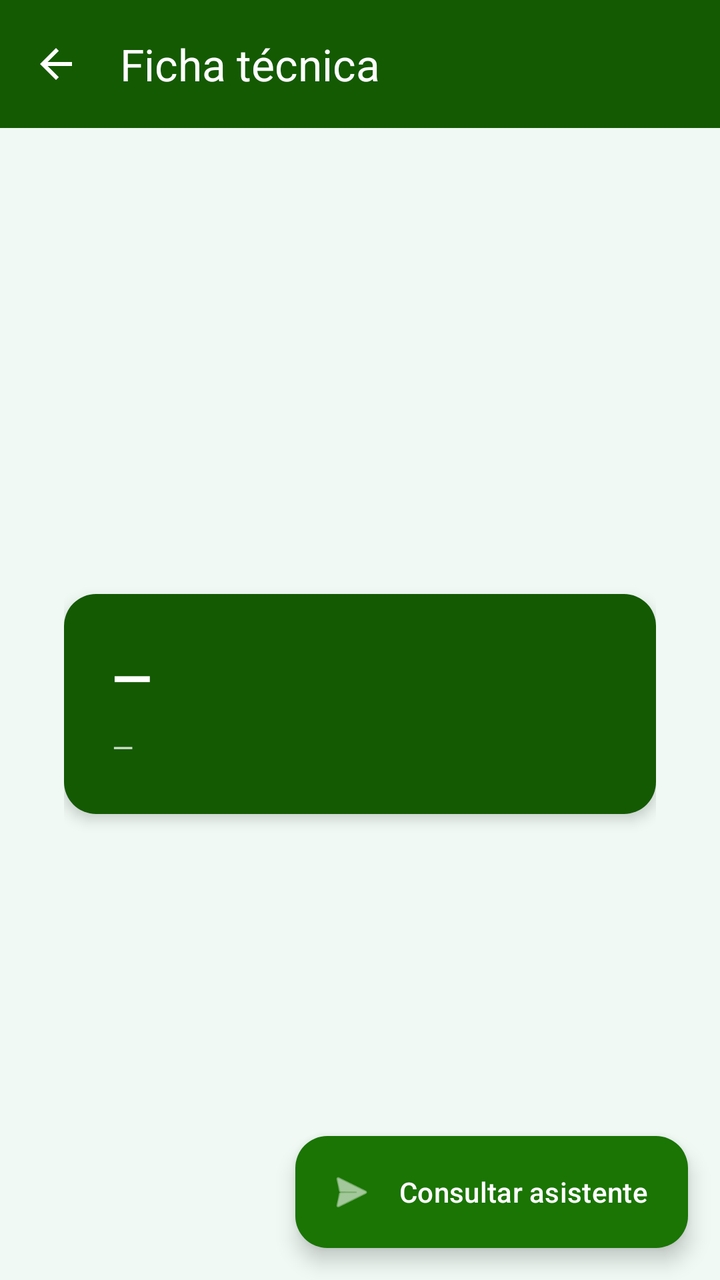
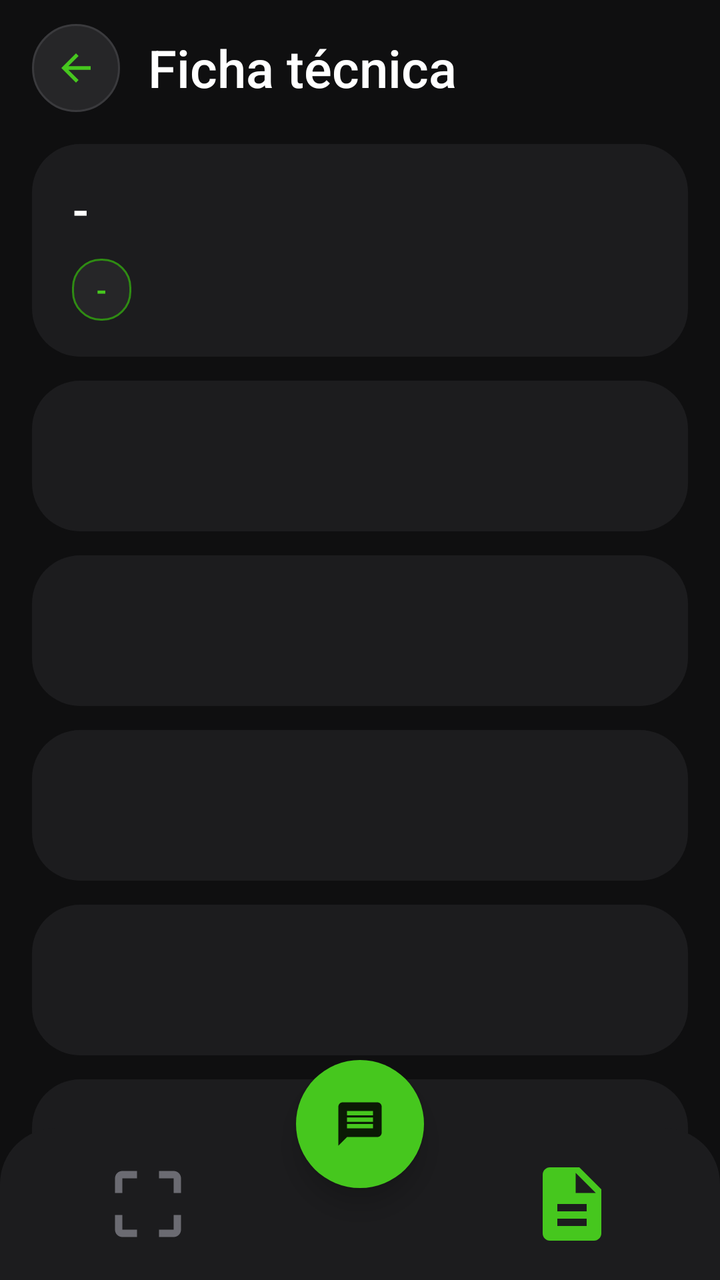

Before-and-after screenshots of an Android layout around one commit, followed by the original layout XML and the change that was made.
<!-- AndroidManifest.xml: application theme Theme.MicrobiologicalDetection -->
<!-- res/layout/activity_equipment_detail.xml -->
<?xml version="1.0" encoding="utf-8"?>
<androidx.coordinatorlayout.widget.CoordinatorLayout
    xmlns:android="http://schemas.android.com/apk/res/android"
    xmlns:app="http://schemas.android.com/apk/res-auto"
    android:layout_width="match_parent"
    android:layout_height="match_parent"
    android:background="@color/green_bg">

    <com.google.android.material.appbar.AppBarLayout
        android:layout_width="match_parent"
        android:layout_height="wrap_content"
        android:background="@color/green_dark"
        app:elevation="4dp">

        <com.google.android.material.appbar.MaterialToolbar
            android:id="@+id/toolbar"
            android:layout_width="match_parent"
            android:layout_height="?attr/actionBarSize"
            android:background="@color/green_dark"
            app:navigationIcon="@drawable/ic_arrow_back"
            app:navigationIconTint="@color/white"
            app:title="@string/equipment_detail_title"
            app:titleTextColor="@color/white" />
    </com.google.android.material.appbar.AppBarLayout>

    <LinearLayout
        android:layout_width="match_parent"
        android:layout_height="match_parent"
        android:gravity="center"
        android:orientation="vertical"
        android:padding="32dp"
        app:layout_behavior="com.google.android.material.appbar.AppBarLayout$ScrollingViewBehavior">

        <androidx.cardview.widget.CardView
            android:layout_width="match_parent"
            android:layout_height="wrap_content"
            app:cardCornerRadius="16dp"
            app:cardElevation="4dp">

            <LinearLayout
                android:layout_width="match_parent"
                android:layout_height="wrap_content"
                android:background="@color/green_dark"
                android:orientation="vertical"
                android:padding="24dp">

                <TextView
                    android:id="@+id/tvEquipmentName"
                    android:layout_width="match_parent"
                    android:layout_height="wrap_content"
                    android:text="—"
                    android:textColor="@color/white"
                    android:textSize="26sp"
                    android:textStyle="bold" />

                <TextView
                    android:id="@+id/tvConfidence"
                    android:layout_width="wrap_content"
                    android:layout_height="wrap_content"
                    android:layout_marginTop="8dp"
                    android:text="—"
                    android:textColor="#CCFFFFFF"
                    android:textSize="14sp" />
            </LinearLayout>
        </androidx.cardview.widget.CardView>

    </LinearLayout>

    <com.google.android.material.floatingactionbutton.ExtendedFloatingActionButton
        android:id="@+id/fabOpenChat"
        android:layout_width="wrap_content"
        android:layout_height="wrap_content"
        android:layout_gravity="bottom|end"
        android:layout_margin="16dp"
        android:text="@string/open_chat"
        android:textColor="@color/white"
        app:backgroundTint="@color/green_primary"
        app:icon="@android:drawable/ic_menu_send"
        app:iconTint="@color/white" />

</androidx.coordinatorlayout.widget.CoordinatorLayout>
<!-- resources referenced by this layout -->
<resources>
  <color name="green_bg">#f0f9f4</color>
  <color name="green_dark">#145a03</color>
  <color name="green_primary">#1a7504</color>
  <style name="Base.Theme.MicrobiologicalDetection" parent="Theme.Material3.DayNight.NoActionBar">
          <item name="colorPrimary">@color/green_primary</item>
          <item name="colorPrimaryContainer">@color/green_dark</item>
          <item name="colorOnPrimary">@color/green_on_primary</item>
          <item name="colorSecondary">@color/green_light</item>
          <item name="android:statusBarColor">@color/green_dark</item>
          <item name="android:navigationBarColor">@color/green_dark</item>
      </style>
  <color name="green_on_primary">#FFFFFF</color>
  <color name="green_light">#22a005</color>
  <!-- unchanged entries left out for length: 5 -->
</resources>

<!-- the commit's change to res/layout/activity_equipment_detail.xml (unified diff, before → after) -->
@@ -1,81 +1,227 @@
 <?xml version="1.0" encoding="utf-8"?>
-<androidx.coordinatorlayout.widget.CoordinatorLayout
-    xmlns:android="http://schemas.android.com/apk/res/android"
+<FrameLayout xmlns:android="http://schemas.android.com/apk/res/android"
     xmlns:app="http://schemas.android.com/apk/res-auto"
     android:layout_width="match_parent"
     android:layout_height="match_parent"
-    android:background="@color/green_bg">
-
-    <com.google.android.material.appbar.AppBarLayout
-        android:layout_width="match_parent"
-        android:layout_height="wrap_content"
-        android:background="@color/green_dark"
-        app:elevation="4dp">
-
-        <com.google.android.material.appbar.MaterialToolbar
-            android:id="@+id/toolbar"
-            android:layout_width="match_parent"
-            android:layout_height="?attr/actionBarSize"
-            android:background="@color/green_dark"
-            app:navigationIcon="@drawable/ic_arrow_back"
-            app:navigationIconTint="@color/white"
-            app:title="@string/equipment_detail_title"
-            app:titleTextColor="@color/white" />
-    </com.google.android.material.appbar.AppBarLayout>
-
-    <LinearLayout
+    android:background="@color/bg">
+
+    <androidx.core.widget.NestedScrollView
+        android:id="@+id/scrollContent"
         android:layout_width="match_parent"
         android:layout_height="match_parent"
-        android:gravity="center"
-        android:orientation="vertical"
-        android:padding="32dp"
-        app:layout_behavior="com.google.android.material.appbar.AppBarLayout$ScrollingViewBehavior">
-
-        <androidx.cardview.widget.CardView
+        android:clipToPadding="false"
+        android:paddingBottom="152dp">
+
+        <LinearLayout
             android:layout_width="match_parent"
             android:layout_height="wrap_content"
-            app:cardCornerRadius="16dp"
-            app:cardElevation="4dp">
-
+            android:orientation="vertical"
+            android:paddingHorizontal="@dimen/screen_padding">
+
+            
+            <LinearLayout
+                android:id="@+id/header"
+                android:layout_width="match_parent"
+                android:layout_height="wrap_content"
+                android:gravity="center_vertical"
+                android:orientation="horizontal"
+                android:paddingVertical="12dp">
+
+                <ImageButton
+                    android:id="@+id/btnBack"
+                    android:layout_width="44dp"
+                    android:layout_height="44dp"
+                    android:background="@drawable/bg_circle_action"
+                    android:contentDescription="@string/back"
+                    android:padding="11dp"
+                    android:scaleType="fitCenter"
+                    android:src="@drawable/ic_arrow_back"
+                    android:tint="@color/accent" />
+
+                <TextView
+                    android:layout_width="0dp"
+                    android:layout_height="wrap_content"
+                    android:layout_marginStart="14dp"
+                    android:layout_weight="1"
+                    android:ellipsize="end"
+                    android:maxLines="1"
+                    android:text="@string/equipment_detail_title"
+                    style="@style/TextScreenTitle" />
+            </LinearLayout>
+
+            
             <LinearLayout
                 android:layout_width="match_parent"
                 android:layout_height="wrap_content"
-                android:background="@color/green_dark"
+                android:layout_marginTop="4dp"
+                android:background="@drawable/bg_card"
                 android:orientation="vertical"
-                android:padding="24dp">
+                android:paddingHorizontal="20dp"
+                android:paddingVertical="18dp">
 
                 <TextView
                     android:id="@+id/tvEquipmentName"
                     android:layout_width="match_parent"
                     android:layout_height="wrap_content"
-                    android:text="—"
-                    android:textColor="@color/white"
-                    android:textSize="26sp"
+                    android:text="-"
+                    android:textColor="@color/text_primary"
+                    android:textSize="@dimen/equipment_name_text"
                     android:textStyle="bold" />
 
-                <TextView
-                    android:id="@+id/tvConfidence"
+                <LinearLayout
                     android:layout_width="wrap_content"
                     android:layout_height="wrap_content"
-                    android:layout_marginTop="8dp"
-                    android:text="—"
-                    android:textColor="#CCFFFFFF"
-                    android:textSize="14sp" />
+                    android:layout_marginTop="10dp"
+                    android:background="@drawable/bg_confidence_chip"
+                    android:gravity="center_vertical"
+                    android:orientation="horizontal"
+                    android:paddingHorizontal="12dp"
+                    android:paddingVertical="6dp">
+
+                    <TextView
+                        android:id="@+id/tvConfidence"
+                        android:layout_width="wrap_content"
+                        android:layout_height="wrap_content"
+                        android:text="-"
+                        android:textColor="@color/accent"
+                        android:textSize="@dimen/equipment_confidence_text"
+                        android:textStyle="bold" />
+                </LinearLayout>
             </LinearLayout>
-        </androidx.cardview.widget.CardView>
-
-    </LinearLayout>
-
-    <com.google.android.material.floatingactionbutton.ExtendedFloatingActionButton
-        android:id="@+id/fabOpenChat"
-        android:layout_width="wrap_content"
+
+            
+            <include
+                android:id="@+id/sectionComponents"
+                layout="@layout/item_datasheet_section" />
+
+            <include
+                android:id="@+id/sectionProcedure"
+                layout="@layout/item_datasheet_section" />
+
+            <include
+                android:id="@+id/sectionPpe"
+                layout="@layout/item_datasheet_section" />
+
+            <include
+                android:id="@+id/sectionRisks"
+                layout="@layout/item_datasheet_section" />
+
+            <include
+                android:id="@+id/sectionPractices"
+                layout="@layout/item_datasheet_section" />
+
+            
+            <LinearLayout
+                android:layout_width="wrap_content"
+                android:layout_height="wrap_content"
+                android:layout_gravity="center_horizontal"
+                android:layout_marginTop="24dp"
+                android:orientation="horizontal">
+
+                <ImageButton
+                    android:id="@+id/btnCopy"
+                    style="@style/CircleAction"
+                    android:layout_marginHorizontal="12dp"
+                    android:contentDescription="@string/copy"
+                    android:src="@drawable/ic_copy"
+                    android:tint="@color/text_primary" />
+
+                <ImageButton
+                    android:id="@+id/btnShare"
+                    style="@style/CircleAction"
+                    android:layout_marginHorizontal="12dp"
+                    android:contentDescription="@string/share"
+                    android:src="@drawable/ic_share"
+                    android:tint="@color/text_primary" />
+
+                <ImageButton
+                    android:id="@+id/btnScanAgain"
+                    style="@style/CircleAction"
+                    android:layout_marginHorizontal="12dp"
+                    android:contentDescription="@string/scan_again"
+                    android:src="@drawable/ic_scan_frame"
+                    android:tint="@color/text_primary" />
+            </LinearLayout>
+
+        </LinearLayout>
+    </androidx.core.widget.NestedScrollView>
+
+    
+    <FrameLayout
+        android:layout_width="match_parent"
         android:layout_height="wrap_content"
-        android:layout_gravity="bottom|end"
-        android:layout_margin="16dp"
-        android:text="@string/open_chat"
-        android:textColor="@color/white"
-        app:backgroundTint="@color/green_primary"
-        app:icon="@android:drawable/ic_menu_send"
-        app:iconTint="@color/white" />
-
-</androidx.coordinatorlayout.widget.CoordinatorLayout>
+        android:layout_gravity="bottom">
+
+        <LinearLayout
+            android:id="@+id/bottomBar"
+            android:layout_width="match_parent"
+            android:layout_height="76dp"
+            android:layout_gravity="bottom"
+            android:background="@drawable/bg_bottom_bar"
+            android:orientation="horizontal"
+            android:paddingHorizontal="12dp">
+
+            <ImageButton
+                android:id="@+id/navScan"
+                style="@style/BottomBarItem"
+                android:contentDescription="@string/nav_scan"
+                android:src="@drawable/ic_scan_frame"
+                android:tint="@color/text_tertiary" />
+
+            <Space
+                android:layout_width="88dp"
+                android:layout_height="match_parent" />
+
+            <ImageButton
+                android:id="@+id/navLastResult"
+                style="@style/BottomBarItem"
+                android:contentDescription="@string/nav_last_result"
+                android:src="@drawable/ic_document"
+                android:tint="@color/accent" />
+        </LinearLayout>
+
+        <com.google.android.material.floatingactionbutton.FloatingActionButton
+            android:id="@+id/fabOpenChat"
+            android:layout_width="64dp"
+            android:layout_height="64dp"
+            android:layout_gravity="bottom|center_horizontal"
+            android:layout_marginBottom="46dp"
+            android:contentDescription="@string/open_chat"
+            android:src="@drawable/ic_chat"
+            app:backgroundTint="@color/accent"
+            app:borderWidth="0dp"
+            app:shapeAppearanceOverlay="@style/ShapeAppearance.Circle"
+            app:elevation="8dp"
+            app:fabCustomSize="64dp"
+            app:maxImageSize="26dp"
+            app:tint="@color/on_accent" />
+    </FrameLayout>
+
+</FrameLayout>
+<!-- res/layout/item_datasheet_section.xml (included above) -->
+<?xml version="1.0" encoding="utf-8"?>
+<LinearLayout xmlns:android="http://schemas.android.com/apk/res/android"
+    android:layout_width="match_parent"
+    android:layout_height="wrap_content"
+    android:layout_marginTop="12dp"
+    android:background="@drawable/bg_card"
+    android:orientation="vertical"
+    android:paddingHorizontal="20dp"
+    android:paddingVertical="16dp">
+
+    <TextView
+        android:id="@+id/tvSectionTitle"
+        android:layout_width="match_parent"
+        android:layout_height="wrap_content"
+        style="@style/SectionTitle" />
+
+    <TextView
+        android:id="@+id/tvSectionBody"
+        android:layout_width="match_parent"
+        android:layout_height="wrap_content"
+        android:layout_marginTop="8dp"
+        android:lineSpacingMultiplier="1.35"
+        android:textColor="@color/text_secondary"
+        android:textSize="14sp" />
+
+</LinearLayout>
<!-- resource entries referenced after the edit -->
@@ -1,18 +1,158 @@
 <!-- resources referenced by this layout -->
 <resources>
-  <color name="green_bg">#f0f9f4</color>
-  <color name="green_dark">#145a03</color>
-  <color name="green_primary">#1a7504</color>
-  <style name="Base.Theme.MicrobiologicalDetection" parent="Theme.Material3.DayNight.NoActionBar">
-          <item name="colorPrimary">@color/green_primary</item>
-          <item name="colorPrimaryContainer">@color/green_dark</item>
-          <item name="colorOnPrimary">@color/green_on_primary</item>
-          <item name="colorSecondary">@color/green_light</item>
-          <item name="android:statusBarColor">@color/green_dark</item>
-          <item name="android:navigationBarColor">@color/green_dark</item>
+  <color name="accent">#46C71E</color>
+  <color name="bg">#0F0F10</color>
+  <color name="on_accent">#0B1A05</color>
+  <color name="text_primary">#FFFFFF</color>
+  <color name="text_secondary">#9A9AA0</color>
+  <color name="text_tertiary">#6B6B72</color>
+  <dimen name="equipment_confidence_text">14sp</dimen>
+  <dimen name="equipment_name_text">22sp</dimen>
+  <dimen name="screen_padding">16dp</dimen>
+  <!-- drawable bg_bottom_bar (drawable) -->
+  <?xml version="1.0" encoding="utf-8"?>
+  <shape xmlns:android="http://schemas.android.com/apk/res/android" android:shape="rectangle">
+      <solid android:color="@color/surface" />
+      <corners android:topLeftRadius="28dp" android:topRightRadius="28dp" />
+  </shape>
+  <!-- drawable bg_card (drawable) -->
+  <?xml version="1.0" encoding="utf-8"?>
+  <shape xmlns:android="http://schemas.android.com/apk/res/android" android:shape="rectangle">
+      <solid android:color="@color/surface" />
+      <corners android:radius="24dp" />
+  </shape>
+  <!-- drawable bg_circle_action (drawable) -->
+  <?xml version="1.0" encoding="utf-8"?>
+  <shape xmlns:android="http://schemas.android.com/apk/res/android" android:shape="oval">
+      <solid android:color="@color/surface_2" />
+      <stroke android:width="1dp" android:color="@color/outline" />
+  </shape>
+  <!-- drawable bg_confidence_chip (drawable) -->
+  <?xml version="1.0" encoding="utf-8"?>
+  <shape xmlns:android="http://schemas.android.com/apk/res/android" android:shape="rectangle">
+      <solid android:color="@color/surface_2" />
+      <corners android:radius="14dp" />
+      <stroke android:width="1dp" android:color="@color/accent_dark" />
+  </shape>
+  <!-- drawable ic_chat (drawable) -->
+  <?xml version="1.0" encoding="utf-8"?>
+  <vector xmlns:android="http://schemas.android.com/apk/res/android"
+      android:width="24dp"
+      android:height="24dp"
+      android:viewportWidth="24"
+      android:viewportHeight="24"
+      android:tint="@color/text_primary">
+      <path
+          android:fillColor="@android:color/white"
+          android:pathData="M20,2H4C2.9,2 2.01,2.9 2.01,4L2,22l4,-4h14c1.1,0 2,-0.9 2,-2V4C22,2.9 21.1,2 20,2zM18,14H6v-2h12V14zM18,11H6V9h12V11zM18,8H6V6h12V8z" />
+  </vector>
+  <!-- drawable ic_copy (drawable) -->
+  <?xml version="1.0" encoding="utf-8"?>
+  <vector xmlns:android="http://schemas.android.com/apk/res/android"
+      android:width="24dp"
+      android:height="24dp"
+      android:viewportWidth="24"
+      android:viewportHeight="24"
+      android:tint="@color/text_primary">
+      <path
+          android:fillColor="@android:color/white"
+          android:pathData="M16,1H4C2.9,1 2,1.9 2,3v14h2V3h12V1zM19,5H8C6.9,5 6,5.9 6,7v14c0,1.1 0.9,2 2,2h11c1.1,0 2,-0.9 2,-2V7C21,5.9 20.1,5 19,5zM19,21H8V7h11V21z" />
+  </vector>
+  <!-- drawable ic_document (drawable) -->
+  <?xml version="1.0" encoding="utf-8"?>
+  <vector xmlns:android="http://schemas.android.com/apk/res/android"
+      android:width="24dp"
+      android:height="24dp"
+      android:viewportWidth="24"
+      android:viewportHeight="24"
+      android:tint="@color/text_primary">
+      <path
+          android:fillColor="@android:color/white"
+          android:pathData="M14,2H6C4.9,2 4.01,2.9 4.01,4L4,20c0,1.1 0.89,2 1.99,2H18c1.1,0 2,-0.9 2,-2V8L14,2zM16,18H8v-2h8V18zM16,14H8v-2h8V14zM13,9V3.5L18.5,9H13z" />
+  </vector>
+  <!-- drawable ic_scan_frame (drawable) -->
+  <?xml version="1.0" encoding="utf-8"?>
+  <vector xmlns:android="http://schemas.android.com/apk/res/android"
+      android:width="24dp"
+      android:height="24dp"
+      android:viewportWidth="24"
+      android:viewportHeight="24"
+      android:tint="@color/text_primary">
+      <path
+          android:fillColor="@android:color/white"
+          android:pathData="M3,5v4h2V5h4V3H5C3.9,3 3,3.9 3,5zM5,15H3v4c0,1.1 0.9,2 2,2h4v-2H5V15zM19,19h-4v2h4c1.1,0 2,-0.9 2,-2v-4h-2V19zM19,3h-4v2h4v4h2V5C21,3.9 20.1,3 19,3z" />
+  </vector>
+  <!-- drawable ic_share (drawable) -->
+  <?xml version="1.0" encoding="utf-8"?>
+  <vector xmlns:android="http://schemas.android.com/apk/res/android"
+      android:width="24dp"
+      android:height="24dp"
+      android:viewportWidth="24"
+      android:viewportHeight="24"
+      android:tint="@color/text_primary">
+      <path
+          android:fillColor="@android:color/white"
+          android:pathData="M18,16.08c-0.76,0 -1.44,0.3 -1.96,0.77L8.91,12.7C8.96,12.47 9,12.24 9,12s-0.04,-0.47 -0.09,-0.7l7.05,-4.11C16.5,7.69 17.21,8 18,8c1.66,0 3,-1.34 3,-3s-1.34,-3 -3,-3s-3,1.34 -3,3c0,0.24 0.04,0.47 0.09,0.7L8.04,9.81C7.5,9.31 6.79,9 6,9c-1.66,0 -3,1.34 -3,3s1.34,3 3,3c0.79,0 1.5,-0.31 2.04,-0.81l7.12,4.16c-0.05,0.21 -0.08,0.43 -0.08,0.65c0,1.61 1.31,2.92 2.92,2.92s2.92,-1.31 2.92,-2.92S19.61,16.08 18,16.08z" />
+  </vector>
+  <string name="back">Volver</string>
+  <string name="copy">Copiar</string>
+  <string name="nav_last_result">Última ficha</string>
+  <string name="nav_scan">Escanear</string>
+  <string name="scan_again">Escanear de nuevo</string>
+  <string name="share">Compartir</string>
+  <style name="BottomBarItem">
+          <item name="android:layout_width">0dp</item>
+          <item name="android:layout_height">match_parent</item>
+          <item name="android:layout_weight">1</item>
+          <item name="android:background">?attr/selectableItemBackgroundBorderless</item>
+          <item name="android:padding">16dp</item>
+          <item name="android:scaleType">fitCenter</item>
       </style>
-  <color name="green_on_primary">#FFFFFF</color>
-  <color name="green_light">#22a005</color>
+  <style name="CircleAction">
+          <item name="android:layout_width">52dp</item>
+          <item name="android:layout_height">52dp</item>
+          <item name="android:background">@drawable/bg_circle_action</item>
+          <item name="android:padding">14dp</item>
+          <item name="android:scaleType">fitCenter</item>
+      </style>
+  <style name="SectionTitle">
+          <item name="android:textColor">@color/text_tertiary</item>
+          <item name="android:textSize">12sp</item>
+          <item name="android:textStyle">bold</item>
+          <item name="android:letterSpacing">0.08</item>
+          <item name="android:textAllCaps">true</item>
+          <item name="android:fontFamily">sans-serif-medium</item>
+      </style>
+  <style name="ShapeAppearance.Circle" parent="">
+          <item name="cornerFamily">rounded</item>
+          <item name="cornerSize">50%</item>
+      </style>
+  <style name="TextScreenTitle">
+          <item name="android:textColor">@color/text_primary</item>
+          <item name="android:textSize">26sp</item>
+          <item name="android:fontFamily">sans-serif-medium</item>
+      </style>
+  <color name="surface">#1C1C1E</color>
+  <color name="surface_2">#262628</color>
+  <color name="outline">#3A3A3D</color>
+  <color name="accent_dark">#2F8C13</color>
+  <style name="Base.Theme.MicrobiologicalDetection" parent="Theme.Material3.Dark.NoActionBar">
+          <item name="colorPrimary">@color/accent</item>
+          <item name="colorOnPrimary">@color/on_accent</item>
+          <item name="colorPrimaryContainer">@color/accent_dark</item>
+          <item name="colorOnPrimaryContainer">@color/white</item>
+          <item name="colorSecondary">@color/accent_dark</item>
+          <item name="colorSurface">@color/surface</item>
+          <item name="colorOnSurface">@color/text_primary</item>
+          <item name="colorOnSurfaceVariant">@color/text_secondary</item>
+          <item name="colorOutline">@color/outline</item>
+          <item name="android:colorBackground">@color/bg</item>
+          <item name="android:windowBackground">@color/bg</item>
+          <item name="android:statusBarColor">@android:color/transparent</item>
+          <item name="android:navigationBarColor">@android:color/transparent</item>
+          <item name="android:windowLightStatusBar">false</item>
+          <item name="android:windowLightNavigationBar">false</item>
+      </style>
   <!-- unchanged entries left out for length: 5 -->
 </resources>
 
